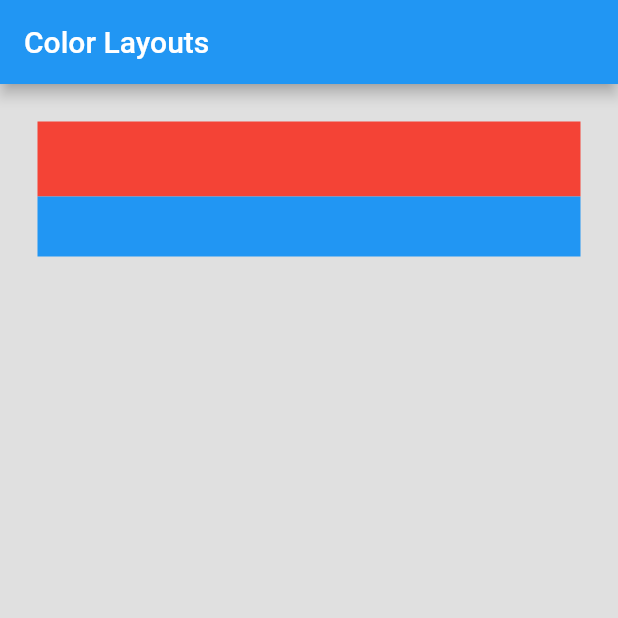
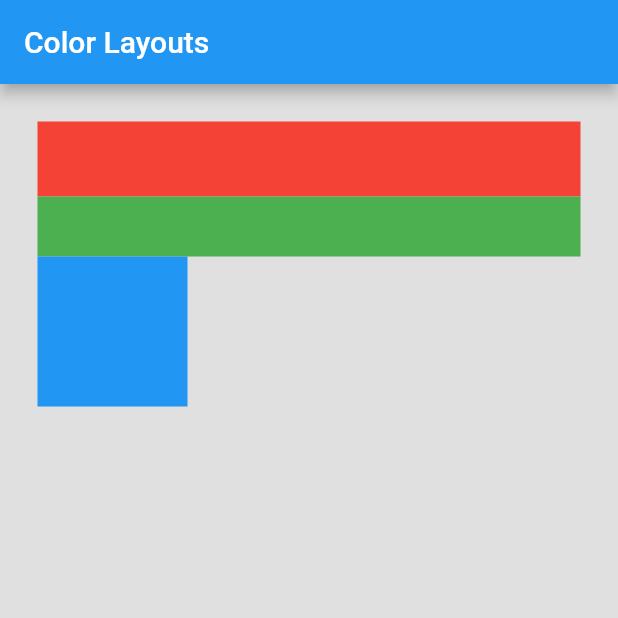
Before and after one commit to ghigbie/flutter_color_layout, a Flutter app: the screen it shows after launch, on a phone screen of 412 x 824 dp, the top half of it. Run offline on Flutter 3.47's test engine with Material 2 defaults, Android fonts, the phone set to English and light mode, and no system bars.

Commit message:
Add two new classes

```diff
--- a/lib/color_layout.dart
+++ b/lib/color_layout.dart
@@ -1,5 +1,28 @@
 import 'package:flutter/material.dart';
+import 'package:flutter/widgets.dart';
 import 'color_layout.dart';
+
+class FirstRow extends StatelessWidget{
+  @override
+  Widget build(BuildContext context){
+    return Row(
+      children: [
+        Container(color: Colors.blue, height: 100, width: 100)
+      ]
+    );
+  }
+}
+
+class SecondRow extends StatelessWidget{
+  @override
+  Widget build(BuildContext context){
+    return Row(
+      children: [
+        Container(color: Colors.pink, height: 100, width: 100)
+      ]
+    );
+  }
+}
 
 class ColorLayout extends StatelessWidget{
   @override
@@ -13,7 +36,8 @@ class ColorLayout extends StatelessWidget{
         child: Column(
           children: [
             Container(color: Colors.red, height: 50, padding: EdgeInsets.only(bottom: 10)),
-            Container(color: Colors.blue, height: 40, padding: EdgeInsets.only(bottom: 10))
+            Container(color: Colors.green, height: 40, padding: EdgeInsets.only(bottom: 10)),
+            FirstRow()
           ]
             ),
         ),
```
